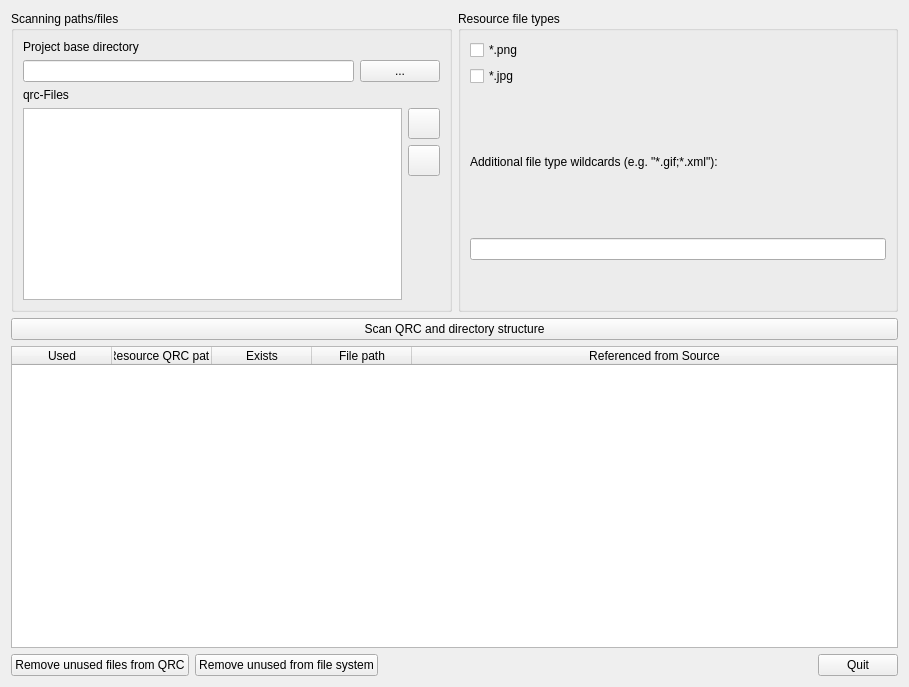
Qt form QrcChecker/src/QrcChecker.ui (ghorwin/QrcChecker) before a commit.
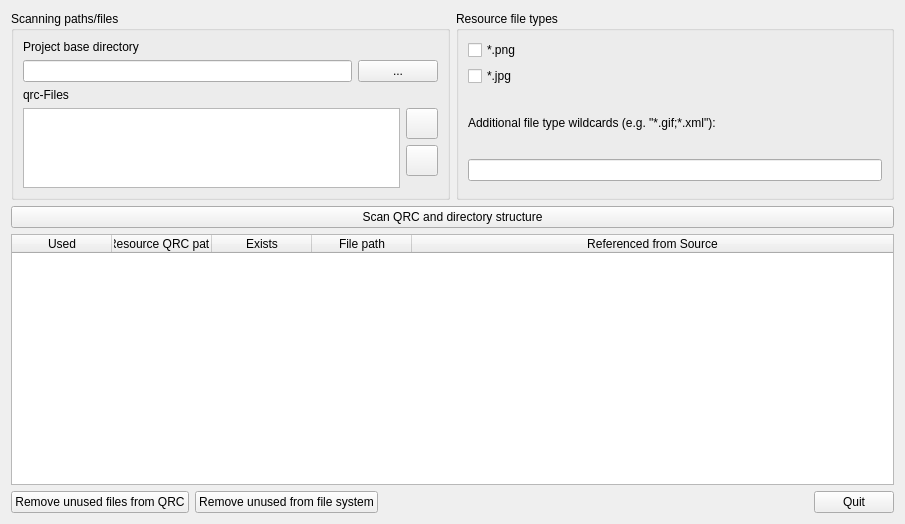
The same form after that commit. Icons and pictures are not drawn.

The edit to the form file:
```diff
--- a/QrcChecker/src/QrcChecker.ui
+++ b/QrcChecker/src/QrcChecker.ui
@@ -6,8 +6,8 @@
    <rect>
     <x>0</x>
     <y>0</y>
-    <width>909</width>
-    <height>687</height>
+    <width>905</width>
+    <height>524</height>
    </rect>
   </property>
   <property name="windowTitle">
@@ -90,22 +90,10 @@
        <layout class="QGridLayout" name="gridLayout">
         <item row="0" column="0" rowspan="3">
          <widget class="QTableWidget" name="tableWidgetQrcFiles">
-          <property name="sizePolicy">
-           <sizepolicy hsizetype="Expanding" vsizetype="Minimum">
-            <horstretch>0</horstretch>
-            <verstretch>0</verstretch>
-           </sizepolicy>
-          </property>
-          <property name="minimumSize">
+          <property name="maximumSize">
            <size>
-            <width>0</width>
-            <height>60</height>
-           </size>
-          </property>
-          <property name="baseSize">
-           <size>
-            <width>0</width>
-            <height>50</height>
+            <width>16777215</width>
+            <height>80</height>
            </size>
           </property>
           <property name="alternatingRowColors">
@@ -165,13 +153,10 @@
           <property name="orientation">
            <enum>Qt::Vertical</enum>
           </property>
-          <property name="sizeType">
-           <enum>QSizePolicy::Preferred</enum>
-          </property>
           <property name="sizeHint" stdset="0">
            <size>
             <width>20</width>
-            <height>40</height>
+            <height>0</height>
            </size>
           </property>
          </spacer>
@@ -216,15 +201,6 @@
         <property name="orientation">
          <enum>Qt::Vertical</enum>
         </property>
-        <property name="sizeType">
-         <enum>QSizePolicy::Preferred</enum>
-        </property>
-        <property name="sizeHint" stdset="0">
-         <size>
-          <width>20</width>
-          <height>40</height>
-         </size>
-        </property>
        </spacer>
       </item>
      </layout>
```
